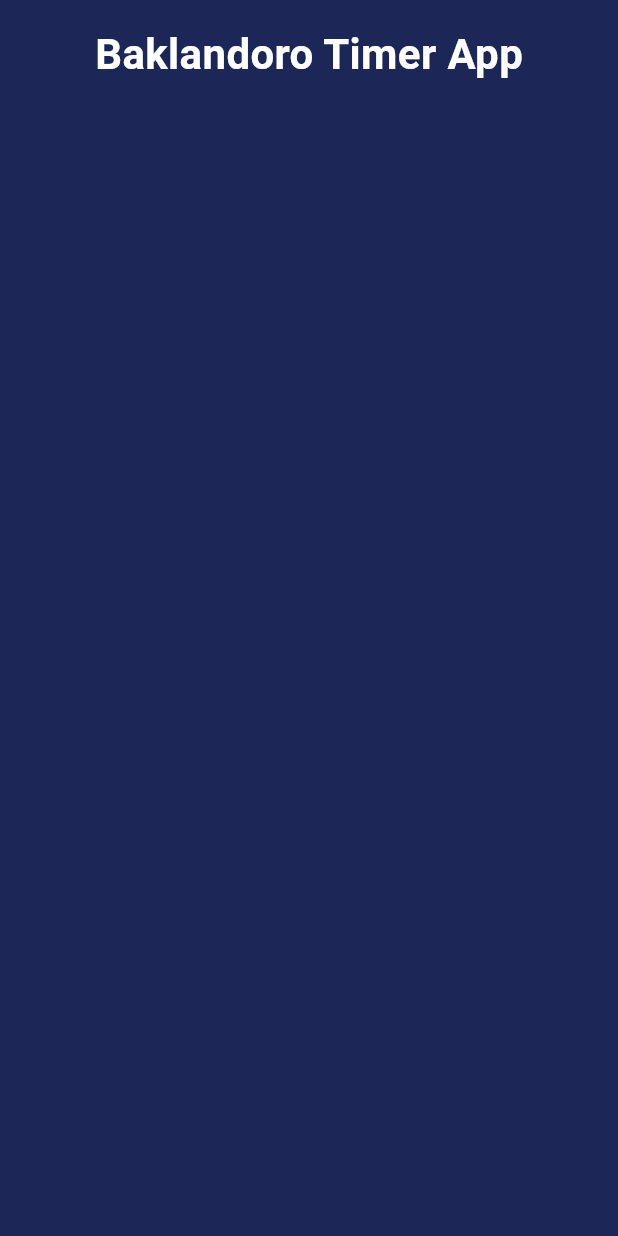
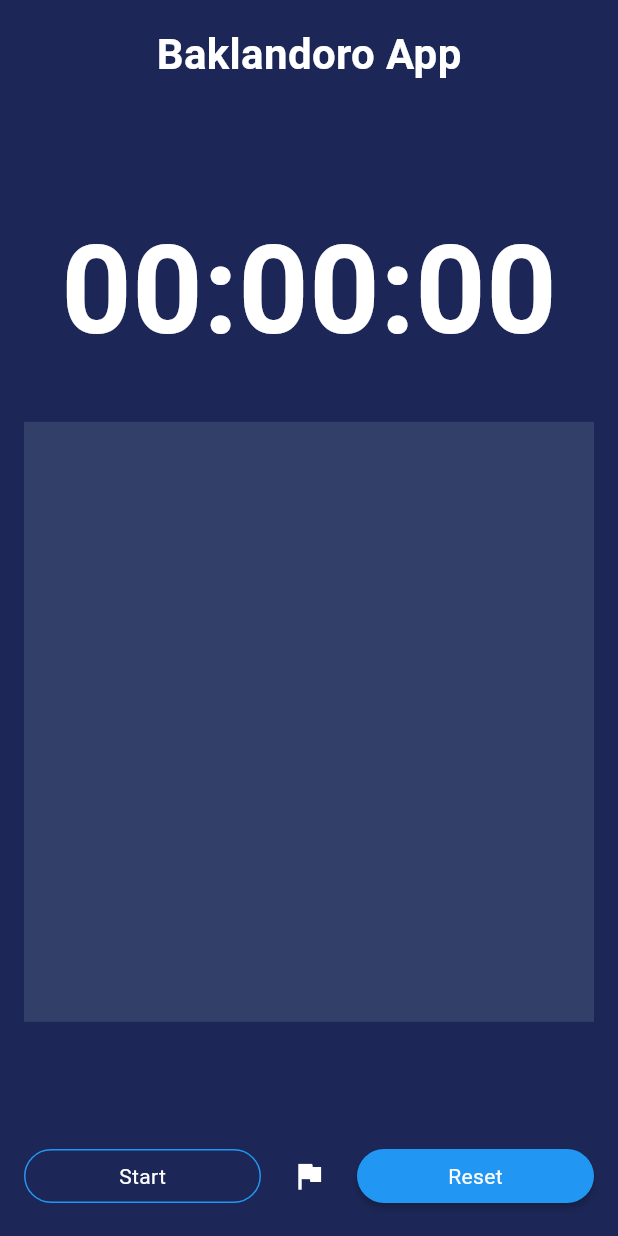
Before and after one commit to ZhBair/baklandoro, a Flutter app: the screen it shows after launch, on a phone screen of 412 x 824 dp. Run offline on Flutter 3.47's test engine with Material 3 defaults, Android fonts, the phone set to English and light mode, and no system bars.

Commit message:
front, not buisness logic

```diff
--- a/lib/main.dart
+++ b/lib/main.dart
@@ -23,6 +23,9 @@ class HomeApp extends StatefulWidget {
 }
 
 class _HomeAppState extends State<HomeApp> {
+
+
+
   @override
   Widget build(BuildContext context) {
     return Scaffold(
@@ -35,18 +38,72 @@ class _HomeAppState extends State<HomeApp> {
             crossAxisAlignment: CrossAxisAlignment.center,
             children: [
               Center(
+                child: Text("Baklandoro App",
+                    style: TextStyle(
+                      color: Colors.white,
+                      fontSize: 28.0,
+                      fontWeight: FontWeight.bold,
+                    )),
+              ),
+              SizedBox(
+                height: 20.0,
+              ),
+              Center(
                 child: Text(
-                  "Baklandoro Timer App",
-                  style: TextStyle(color: Colors.white,
-                  fontSize: 28.0,
-                  fontWeight: FontWeight.bold,
-                  )
+                  "00:00:00",
+                  style: TextStyle(
+                    color: Colors.white,
+                    fontSize: 82.0,
+                    fontWeight: FontWeight.w600,
+                  ),
+                ),
+              ),
+              Container(
+                height: 400.0,
+                decoration: BoxDecoration(
+                  color: Color(0xFF323F68),
                 ),
               ),
               SizedBox(
                 height: 20.0,
               ),
-              Container()
+              Row(
+                mainAxisAlignment: MainAxisAlignment.spaceBetween,
+                children: [
+                  Expanded(
+                    child: RawMaterialButton(
+                      onPressed: () {},
+                      shape: const StadiumBorder(
+                          side: BorderSide(color: Colors.blue)),
+                      child: Text(
+                        "Start",
+                        style: TextStyle(color: Colors.white),
+                      ),
+                    ),
+                  ),
+                  SizedBox(
+                    width: 8.0,
+                  ),
+                  IconButton(
+                      color: Colors.white,
+                      onPressed: () {},
+                      icon: Icon(Icons.flag)),
+                  SizedBox(
+                    width: 8.0,
+                  ),
+                  Expanded(
+                    child: RawMaterialButton(
+                      onPressed: () {},
+                      fillColor: Colors.blue,
+                      shape: StadiumBorder(),
+                      child: Text(
+                        "Reset",
+                        style: TextStyle(color: Colors.white),
+                      ),
+                    ),
+                  ),
+                ],
+              ),
             ],
           ),
         ),
```
